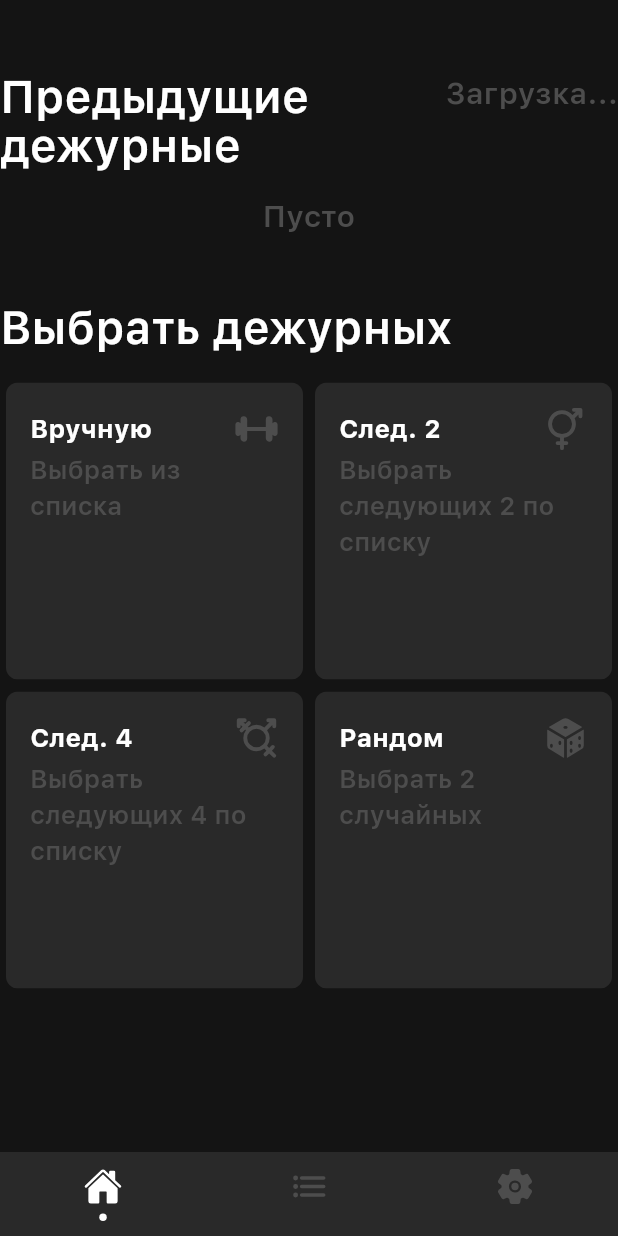
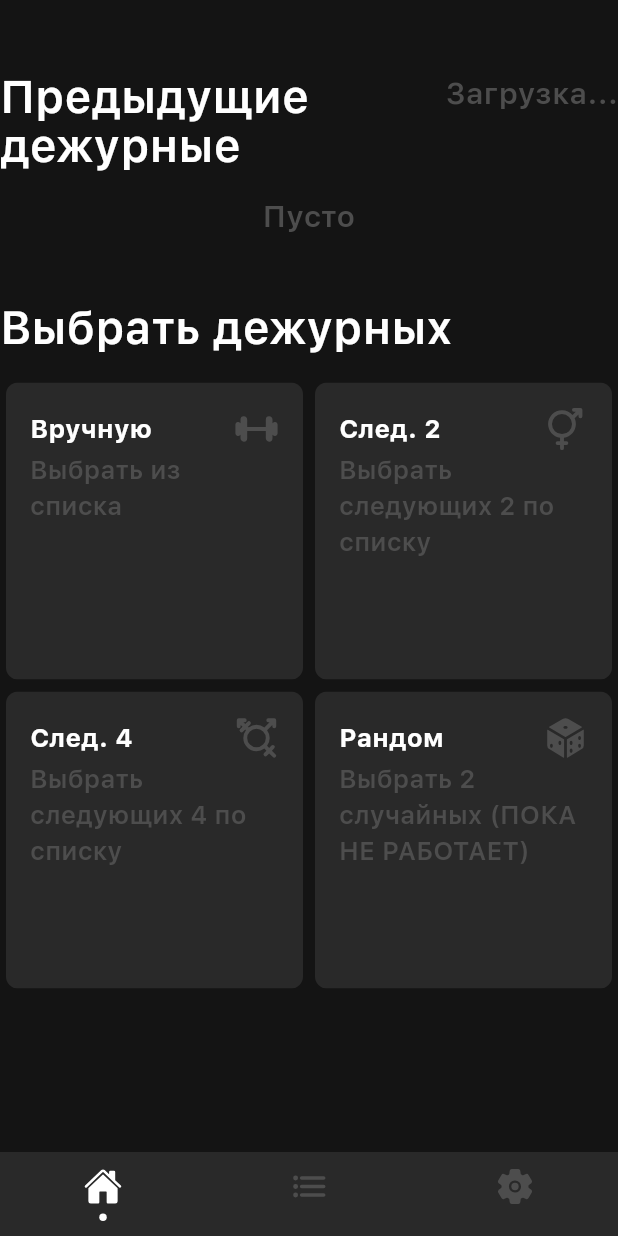
Before and after one commit to Sosisska123/duty-selector, a Flutter app: the screen it shows after launch, on a phone screen of 412 x 824 dp. Run offline on Flutter 3.47's test engine with Material 3 defaults, Android fonts, the phone set to English and light mode, and no system bars; drawn by our look-alikes of persistent_bottom_nav_bar; our stand-ins replace ionicons, logger, sqflite; accounts and stored records are empty.

Commit message:
release caution

```diff
--- a/lib/features/data/duty_selection_type.dart
+++ b/lib/features/data/duty_selection_type.dart
@@ -2,7 +2,7 @@ enum DutySelectionType {
   byHand('Вручную', 'Вручную', 'Выбрать из списка'),
   next2('Следующие 2 по списку', 'След. 2', 'Выбрать следующих 2 по списку'),
   next4('Следующие 4 по списку', 'След. 4', 'Выбрать следующих 4 по списку'),
-  random('Рандом', 'Рандом', 'Выбрать 2 случайных');
+  random('Рандом', 'Рандом', 'Выбрать 2 случайных (ПОКА НЕ РАБОТАЕТ)');
 
   final String name;
   final String shortName;
```
